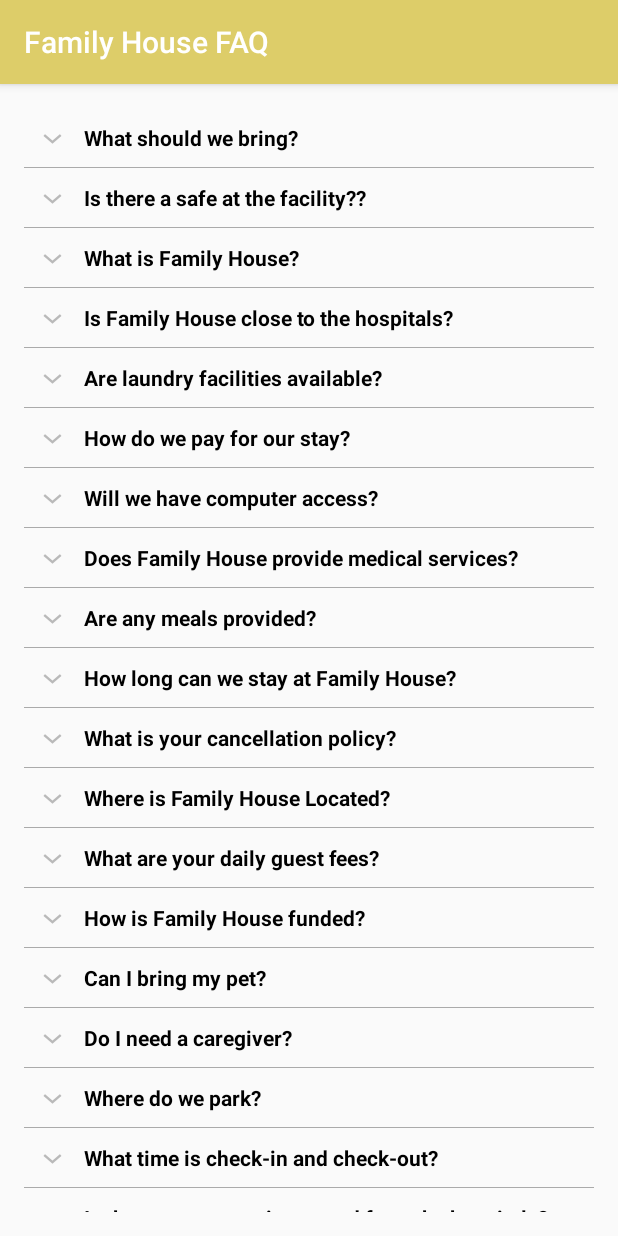
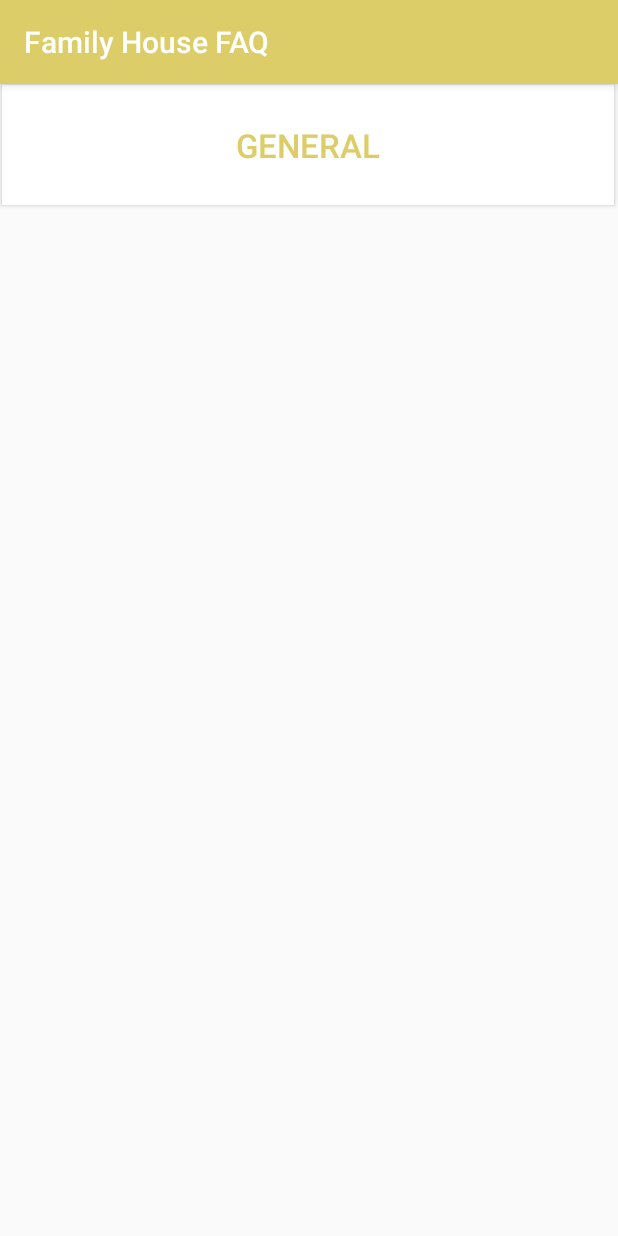
Before and after one commit to sabdul2021/Android_Sandbox, an Android app: the screen it shows after launch (MainActivity), on a phone screen of 412 x 824 dp. Run offline under Robolectric (Android 15) with nearby library versions, the phone set to English and light mode, and no system bars.

Commit message:
hardcoded with oClick Java Code

```diff
--- a/ExpandableLists_Android/app/src/main/AndroidManifest.xml
+++ b/ExpandableLists_Android/app/src/main/AndroidManifest.xml
@@ -9,6 +9,7 @@
         android:roundIcon="@mipmap/ic_launcher_round"
         android:supportsRtl="true"
         android:theme="@style/AppTheme">
+        <activity android:name=".Activity2"></activity>
         <activity android:name=".MainActivity">
             <intent-filter>
                 <action android:name="android.intent.action.MAIN" />
--- /dev/null
+++ b/ExpandableLists_Android/app/src/main/java/com/familyhouse/myapplication/Activity2.java
@@ -0,0 +1,72 @@
+package com.familyhouse.myapplication;
+
+import androidx.appcompat.app.AppCompatActivity;
+import android.os.Bundle;
+import android.view.View;
+import android.widget.ExpandableListAdapter;
+import android.widget.ExpandableListView;
+import android.widget.Toast;
+
+import java.util.ArrayList;
+import java.util.HashMap;
+import java.util.List;
+
+
+public class Activity2 extends AppCompatActivity {
+
+    ExpandableListView expandableListView;
+    ExpandableListAdapter expandableListAdapter;
+    List<String> expandableListTitle;
+    HashMap<String, List<String>> expandableListDetail;
+
+    @Override
+    protected void onCreate(Bundle savedInstanceState) {
+        super.onCreate(savedInstanceState);
+        setContentView(R.layout.activity_2);
+
+
+
+        expandableListView = (ExpandableListView) findViewById(R.id.expandableListView);
+        expandableListDetail = ExpandableListDataPump.getData();
+        expandableListTitle = new ArrayList<String>(expandableListDetail.keySet());
+        expandableListAdapter = new CustomExpandableListAdapter(this, expandableListTitle, expandableListDetail);
+        expandableListView.setAdapter(expandableListAdapter);
+        expandableListView.setOnGroupExpandListener(new ExpandableListView.OnGroupExpandListener() {
+
+            @Override
+            public void onGroupExpand(int groupPosition) {
+                Toast.makeText(getApplicationContext(),
+                        expandableListTitle.get(groupPosition) + " List Expanded.",
+                        Toast.LENGTH_SHORT).show();
+            }
+        });
+
+        expandableListView.setOnGroupCollapseListener(new ExpandableListView.OnGroupCollapseListener() {
+
+            @Override
+            public void onGroupCollapse(int groupPosition) {
+                Toast.makeText(getApplicationContext(),
+                        expandableListTitle.get(groupPosition) + " List Collapsed.",
+                        Toast.LENGTH_SHORT).show();
+
+            }
+        });
+
+        expandableListView.setOnChildClickListener(new ExpandableListView.OnChildClickListener() {
+            @Override
+            public boolean onChildClick(ExpandableListView parent, View v,
+                                        int groupPosition, int childPosition, long id) {
+                Toast.makeText(
+                        getApplicationContext(),
+                        expandableListTitle.get(groupPosition)
+                                + " -> "
+                                + expandableListDetail.get(
+                                expandableListTitle.get(groupPosition)).get(
+                                childPosition), Toast.LENGTH_SHORT
+                ).show();
+                return false;
+            }
+        });
+    }
+
+}
--- a/ExpandableLists_Android/app/src/main/java/com/familyhouse/myapplication/ExpandableListDataPump.java
+++ b/ExpandableLists_Android/app/src/main/java/com/familyhouse/myapplication/ExpandableListDataPump.java
@@ -21,96 +21,96 @@ public class ExpandableListDataPump {
                 "Family House Shadyside is located at 5245 Centre Ave., Pittsburgh, PA, 15232 and \n" +
                 "Family House University Place is located at 116 Thackeray Ave.,  Pittsburgh, PA, 15213.\n");
 
-        List<String> soccer = new ArrayList<String>();
-        soccer.add("Patients who are seeking medical treatment at Pittsburgh area hospitals, as well as their family members and caregivers, are welcome to stay at Family House. \n" +
-                "In addition, Family House also welcomes medical professionals and health-related students. \n" +
-                "Please contact our housing office for rate information and reservations at 412-647-7777.\n");
-
-        List<String> hockey = new ArrayList<String>();
-        hockey.add("Yes, all patients staying at Family House must have a cargiver who is a person 18 years or older. This person is solely responsible for the patient with whom they are staying. \n" +
-                "They must stay the entire length of the patient’s visit. They must be emotionally and physically able to care for the patient and themselves and be able to assist in possible decision making. \n" +
-                "Multiple caregivers are permitted as long as there is not a lapse in patient support.\n");
-
-        List<String> ice = new ArrayList<String>();
-        ice.add("Providing your visit is medically related and the Pittsburgh-based physician in charge of your care requires that you stay, you are welcome to remain at Family House, based upon availability.; \n" +
-                "Family House will make every effort to accommodate extentions; however, this on a day-by-day basis.\n");
-
-        List<String> fire = new ArrayList<String>();
-        fire.add("Bring any personal items that you will need and be prepared to plan for your meals. A fully equipped community kitchen is available for your meal preparations. \n" +
-                "Family House will provide all bed and bath linens.\n");
-
-        List<String> water = new ArrayList<String>();
-        water.add("All Family House locations are conveniently located near Allegheny Health Network, UPMC Health System, and VA Pittsburgh Health System hospitals. \n");
-
-        List<String> leaf = new ArrayList<String>();
-        leaf.add("Courtesy shuttles operate regularly throughout the day and evening. When you arrive at Family House, a staff member or volunteer will give you a complete shuttle schedule. \n" +
-                "UPMC Family House Guest Shuttle Schedule \n" +
-                "Check in with the house manager for transportation options to and from AHN hospitals. \n");
-
-        List<String> egg = new ArrayList<String>();
-        egg.add("All Family House locations are smoke-free facilities. \n");
-
-        List<String> food = new ArrayList<String>();
-        food.add("Out of concern for the health of our immunosuppressed guests, Family House does not allow pets in any of its facilities. If you will be accompanied by a certified service dog, please notify our housing office when you are making your room request. \n");
-
-        List<String> game = new ArrayList<String>();
-        game.add("Each house has a limited amount of free parking. We suggest you park in one of the hospital parking lots. Ask your house manager about the availability of reduced parking vouchers. \n");
-
-        List<String> play = new ArrayList<String>();
-        play.add("Family House provides a complimentary Grab ‘n Go breakfast Monday through Thursday. Throughout the year, volunteer groups prepare and serve dinners for guests, typically once a week at each house. \n" +
-                "Additionally, there is a complimentary food pantry stocked with essentials so that guests can cook their own meals. \n");
-
-        List<String> cheese = new ArrayList<String>();
-        cheese.add("Coin-operated laundry rooms are available 24 hours a day at each Family House location. \n");
-
-        List<String> cake = new ArrayList<String>();
-        cake.add("Family House does not have a safe for guests. Any valuables brought to Family House must stay with you at all times. Family House is not responsible for any valuables left on our premises. \n");
-
-        List<String> spoon = new ArrayList<String>();
-        spoon.add("Family House guests have access to computer labs daily between 8:00 AM and 10:00 PM. Wireless internet access is also available–more information on guest wi-fi options here. \n");
-
-        List<String> eat = new ArrayList<String>();
-        eat.add("Single room: $52/night \n" +
-                "Double room: $68/night \n" +
-                "Suite: $84/night \n" +
-                "Neville offers single and double rooms.\n" +
-                "Shadyside offers suites.\n" +
-                "University Place offers double rooms and suites.\n" +
-                "* Note that rates are subject to change. \n");
-
-        List<String> fine = new ArrayList<String>();
-        fine.add("Guests must check in between 1:00 PM and 8:00 PM on their day of arrival. Check-out time is 11:00 AM. \n");
-
-        List<String> bad = new ArrayList<String>();
-        bad.add("Effective 2/1/19, all reservations must be cancelled by 4PM the day of check-in. Any reservation cancelled after 4PM will be subject to one night’s charge. If the guest does not show or call to cancel, the room will be charged one night and then the balance of the reservation will be cancelled. \n");
-
-        List<String> good = new ArrayList<String>();
-        good.add("Family House does not provide medical assistance or home care services. Every patient must be accompanied by a caregiver, during their entire stay, to be eligible to stay at Family House. The caregiver must be a person age 18 or over. \n");
-
-        List<String> great = new ArrayList<String>();
-        great.add("Family House accepts Cash, Check, Mastercard, Visa and Discover Card. \n");
+//        List<String> soccer = new ArrayList<String>();
+//        soccer.add("Patients who are seeking medical treatment at Pittsburgh area hospitals, as well as their family members and caregivers, are welcome to stay at Family House. \n" +
+//                "In addition, Family House also welcomes medical professionals and health-related students. \n" +
+//                "Please contact our housing office for rate information and reservations at 412-647-7777.\n");
+//
+//        List<String> hockey = new ArrayList<String>();
+//        hockey.add("Yes, all patients staying at Family House must have a cargiver who is a person 18 years or older. This person is solely responsible for the patient with whom they are staying. \n" +
+//                "They must stay the entire length of the patient’s visit. They must be emotionally and physically able to care for the patient and themselves and be able to assist in possible decision making. \n" +
+//                "Multiple caregivers are permitted as long as there is not a lapse in patient support.\n");
+//
+//        List<String> ice = new ArrayList<String>();
+//        ice.add("Providing your visit is medically related and the Pittsburgh-based physician in charge of your care requires that you stay, you are welcome to remain at Family House, based upon availability.; \n" +
+//                "Family House will make every effort to accommodate extentions; however, this on a day-by-day basis.\n");
+//
+//        List<String> fire = new ArrayList<String>();
+//        fire.add("Bring any personal items that you will need and be prepared to plan for your meals. A fully equipped community kitchen is available for your meal preparations. \n" +
+//                "Family House will provide all bed and bath linens.\n");
+//
+//        List<String> water = new ArrayList<String>();
+//        water.add("All Family House locations are conveniently located near Allegheny Health Network, UPMC Health System, and VA Pittsburgh Health System hospitals. \n");
+//
+//        List<String> leaf = new ArrayList<String>();
+//        leaf.add("Courtesy shuttles operate regularly throughout the day and evening. When you arrive at Family House, a staff member or volunteer will give you a complete shuttle schedule. \n" +
+//                "UPMC Family House Guest Shuttle Schedule \n" +
+//                "Check in with the house manager for transportation options to and from AHN hospitals. \n");
+//
+//        List<String> egg = new ArrayList<String>();
+//        egg.add("All Family House locations are smoke-free facilities. \n");
+//
+//        List<String> food = new ArrayList<String>();
+//        food.add("Out of concern for the health of our immunosuppressed guests, Family House does not allow pets in any of its facilities. If you will be accompanied by a certified service dog, please notify our housing office when you are making your room request. \n");
+//
+//        List<String> game = new ArrayList<String>();
+//        game.add("Each house has a limited amount of free parking. We suggest you park in one of the hospital parking lots. Ask your house manager about the availability of reduced parking vouchers. \n");
+//
+//        List<String> play = new ArrayList<String>();
+//        play.add("Family House provides a complimentary Grab ‘n Go breakfast Monday through Thursday. Throughout the year, volunteer groups prepare and serve dinners for guests, typically once a week at each house. \n" +
+//                "Additionally, there is a complimentary food pantry stocked with essentials so that guests can cook their own meals. \n");
+//
+//        List<String> cheese = new ArrayList<String>();
+//        cheese.add("Coin-operated laundry rooms are available 24 hours a day at each Family House location. \n");
+//
+//        List<String> cake = new ArrayList<String>();
+//        cake.add("Family House does not have a safe for guests. Any valuables brought to Family House must stay with you at all times. Family House is not responsible for any valuables left on our premises. \n");
+//
+//        List<String> spoon = new ArrayList<String>();
+//        spoon.add("Family House guests have access to computer labs daily between 8:00 AM and 10:00 PM. Wireless internet access is also available–more information on guest wi-fi options here. \n");
+//
+//        List<String> eat = new ArrayList<String>();
+//        eat.add("Single room: $52/night \n" +
+//                "Double room: $68/night \n" +
+//                "Suite: $84/night \n" +
+//                "Neville offers single and double rooms.\n" +
+//                "Shadyside offers suites.\n" +
+//                "University Place offers double rooms and suites.\n" +
+//                "* Note that rates are subject to change. \n");
+//
+//        List<String> fine = new ArrayList<String>();
+//        fine.add("Guests must check in between 1:00 PM and 8:00 PM on their day of arrival. Check-out time is 11:00 AM. \n");
+//
+//        List<String> bad = new ArrayList<String>();
+//        bad.add("Effective 2/1/19, all reservations must be cancelled by 4PM the day of check-in. Any reservation cancelled after 4PM will be subject to one night’s charge. If the guest does not show or call to cancel, the room will be charged one night and then the balance of the reservation will be cancelled. \n");
+//
+//        List<String> good = new ArrayList<String>();
+//        good.add("Family House does not provide medical assistance or home care services. Every patient must be accompanied by a caregiver, during their entire stay, to be eligible to stay at Family House. The caregiver must be a person age 18 or over. \n");
+//
+//        List<String> great = new ArrayList<String>();
+//        great.add("Family House accepts Cash, Check, Mastercard, Visa and Discover Card. \n");
 
         expandableListDetail.put("What is Family House?", cricket);
         expandableListDetail.put("Where is Family House Located?", football);
         expandableListDetail.put("How is Family House funded?", basketball);
-        expandableListDetail.put("Who is eligible to stay at Family House?", soccer);
-        expandableListDetail.put("Do I need a caregiver?", hockey);
-        expandableListDetail.put("How long can we stay at Family House?", ice);
-        expandableListDetail.put("What should we bring?", fire);
-        expandableListDetail.put("Is Family House close to the hospitals?", water);
-        expandableListDetail.put("Is there transportation to and from the hospitals?", leaf);
-        expandableListDetail.put("What is your smoking policy?", egg);
-        expandableListDetail.put("Can I bring my pet?", food);
-        expandableListDetail.put("Where do we park?", game);
-        expandableListDetail.put("Are any meals provided?", play);
-        expandableListDetail.put("Are laundry facilities available?", cheese);
-        expandableListDetail.put("Is there a safe at the facility??", cake);
-        expandableListDetail.put("Will we have computer access?", spoon);
-        expandableListDetail.put("What are your daily guest fees?", eat);
-        expandableListDetail.put("What time is check-in and check-out?", fine);
-        expandableListDetail.put("What is your cancellation policy?", bad);
-        expandableListDetail.put("Does Family House provide medical services?", good);
-        expandableListDetail.put("How do we pay for our stay?", great);
+//        expandableListDetail.put("Who is eligible to stay at Family House?", soccer);
+//        expandableListDetail.put("Do I need a caregiver?", hockey);
+//        expandableListDetail.put("How long can we stay at Family House?", ice);
+//        expandableListDetail.put("What should we bring?", fire);
+//        expandableListDetail.put("Is Family House close to the hospitals?", water);
+//        expandableListDetail.put("Is there transportation to and from the hospitals?", leaf);
+//        expandableListDetail.put("What is your smoking policy?", egg);
+//        expandableListDetail.put("Can I bring my pet?", food);
+//        expandableListDetail.put("Where do we park?", game);
+//        expandableListDetail.put("Are any meals provided?", play);
+//        expandableListDetail.put("Are laundry facilities available?", cheese);
+//        expandableListDetail.put("Is there a safe at the facility?", cake);
+//        expandableListDetail.put("Will we have computer access?", spoon);
+//        expandableListDetail.put("What are your daily guest fees?", eat);
+//        expandableListDetail.put("What time is check-in and check-out?", fine);
+//        expandableListDetail.put("What is your cancellation policy?", bad);
+//        expandableListDetail.put("Does Family House provide medical services?", good);
+//        expandableListDetail.put("How do we pay for our stay?", great);
 
         return expandableListDetail;
     }
--- a/ExpandableLists_Android/app/src/main/java/com/familyhouse/myapplication/MainActivity.java
+++ b/ExpandableLists_Android/app/src/main/java/com/familyhouse/myapplication/MainActivity.java
@@ -1,68 +1,29 @@
 package com.familyhouse.myapplication;
 
+import android.content.Intent;
 import androidx.appcompat.app.AppCompatActivity;
 import android.os.Bundle;
 import android.view.View;
-import android.widget.ExpandableListAdapter;
-import android.widget.ExpandableListView;
-import android.widget.Toast;
-
-import java.util.ArrayList;
-import java.util.HashMap;
-import java.util.List;
+import android.widget.Button;
 
 public class MainActivity extends AppCompatActivity {
-
-    ExpandableListView expandableListView;
-    ExpandableListAdapter expandableListAdapter;
-    List<String> expandableListTitle;
-    HashMap<String, List<String>> expandableListDetail;
 
     @Override
     protected void onCreate(Bundle savedInstanceState) {
         super.onCreate(savedInstanceState);
         setContentView(R.layout.activity_main);
-        expandableListView = (ExpandableListView) findViewById(R.id.expandableListView);
-        expandableListDetail = ExpandableListDataPump.getData();
-        expandableListTitle = new ArrayList<String>(expandableListDetail.keySet());
-        expandableListAdapter = new CustomExpandableListAdapter(this, expandableListTitle, expandableListDetail);
-        expandableListView.setAdapter(expandableListAdapter);
-        expandableListView.setOnGroupExpandListener(new ExpandableListView.OnGroupExpandListener() {
 
+        Button button2 = findViewById(R.id.button);
+        button2.setOnClickListener(new View.OnClickListener() {
             @Override
-            public void onGroupExpand(int groupPosition) {
-                Toast.makeText(getApplicationContext(),
-                        expandableListTitle.get(groupPosition) + " List Expanded.",
-                        Toast.LENGTH_SHORT).show();
-            }
-        });
-
-        expandableListView.setOnGroupCollapseListener(new ExpandableListView.OnGroupCollapseListener() {
-
-            @Override
-            public void onGroupCollapse(int groupPosition) {
-                Toast.makeText(getApplicationContext(),
-                        expandableListTitle.get(groupPosition) + " List Collapsed.",
-                        Toast.LENGTH_SHORT).show();
-
-            }
-        });
-
-        expandableListView.setOnChildClickListener(new ExpandableListView.OnChildClickListener() {
-            @Override
-            public boolean onChildClick(ExpandableListView parent, View v,
-                                        int groupPosition, int childPosition, long id) {
-                Toast.makeText(
-                        getApplicationContext(),
-                        expandableListTitle.get(groupPosition)
-                                + " -> "
-                                + expandableListDetail.get(
-                                expandableListTitle.get(groupPosition)).get(
-                                childPosition), Toast.LENGTH_SHORT
-                ).show();
-                return false;
+            public void onClick(View view) {
+                openActivity2();
             }
         });
     }
 
+    public void openActivity2() {
+        Intent intent = new Intent(this, Activity2.class);
+        startActivity(intent);
+    }
 }
--- /dev/null
+++ b/ExpandableLists_Android/app/src/main/res/layout/activity_2.xml
@@ -0,0 +1,19 @@
+<RelativeLayout xmlns:android="http://schemas.android.com/apk/res/android"
+    xmlns:tools="http://schemas.android.com/tools"
+    android:layout_width="match_parent"
+    android:layout_height="match_parent"
+    android:paddingLeft="@dimen/activity_horizontal_margin"
+    android:paddingRight="@dimen/activity_horizontal_margin"
+    android:paddingTop="@dimen/activity_vertical_margin"
+    android:paddingBottom="@dimen/activity_vertical_margin"
+    tools:context=".Activity2">
+
+    <ExpandableListView
+        android:id="@+id/expandableListView"
+        android:layout_height="match_parent"
+        android:layout_width="match_parent"
+        android:indicatorLeft="?android:attr/expandableListPreferredItemIndicatorLeft"
+        android:divider="@android:color/darker_gray"
+        android:dividerHeight="0.5dp" />
+
+</RelativeLayout>
--- a/ExpandableLists_Android/app/src/main/res/layout/activity_main.xml
+++ b/ExpandableLists_Android/app/src/main/res/layout/activity_main.xml
@@ -1,19 +1,24 @@
-<RelativeLayout xmlns:android="http://schemas.android.com/apk/res/android"
+<?xml version="1.0" encoding="utf-8"?>
+<androidx.constraintlayout.widget.ConstraintLayout xmlns:android="http://schemas.android.com/apk/res/android"
+    xmlns:app="http://schemas.android.com/apk/res-auto"
     xmlns:tools="http://schemas.android.com/tools"
     android:layout_width="match_parent"
     android:layout_height="match_parent"
-    android:paddingLeft="@dimen/activity_horizontal_margin"
-    android:paddingRight="@dimen/activity_horizontal_margin"
-    android:paddingTop="@dimen/activity_vertical_margin"
-    android:paddingBottom="@dimen/activity_vertical_margin"
     tools:context=".MainActivity">
 
-    <ExpandableListView
-        android:id="@+id/expandableListView"
-        android:layout_height="match_parent"
-        android:layout_width="match_parent"
-        android:indicatorLeft="?android:attr/expandableListPreferredItemIndicatorLeft"
-        android:divider="@android:color/darker_gray"
-        android:dividerHeight="0.5dp" />
+    <Button
+        android:id="@+id/button"
+        android:layout_width="408dp"
+        android:layout_height="80dp"
+        android:background="#FFFFFF"
+        android:text="@string/general"
+        android:textColor="#DDCD69"
+        android:textSize="22sp"
+        app:layout_constraintBottom_toBottomOf="parent"
+        app:layout_constraintEnd_toEndOf="parent"
+        app:layout_constraintHorizontal_bias="0.333"
+        app:layout_constraintStart_toStartOf="parent"
+        app:layout_constraintTop_toTopOf="parent"
+        app:layout_constraintVertical_bias="0.001" />
 
-</RelativeLayout>
+</androidx.constraintlayout.widget.ConstraintLayout>
--- a/ExpandableLists_Android/app/src/main/res/values/strings.xml
+++ b/ExpandableLists_Android/app/src/main/res/values/strings.xml
@@ -3,4 +3,5 @@
 
     <string name="hello_world">Hello world!</string>
     <string name="action_settings">Settings</string>
+    <string name="general">General</string>
 </resources>
--- a/ExpandableLists_Android/build.gradle
+++ b/ExpandableLists_Android/build.gradle
@@ -7,7 +7,7 @@ buildscript {
 
     }
     dependencies {
-        classpath 'com.android.tools.build:gradle:3.5.3'
+        classpath 'com.android.tools.build:gradle:3.6.1'
 
         // NOTE: Do not place your application dependencies here; they belong
         // in the individual module build.gradle files
```
Also changed, not shown: ExpandableLists_Android/gradle/wrapper/gradle-wrapper.properties, 1 other file.
